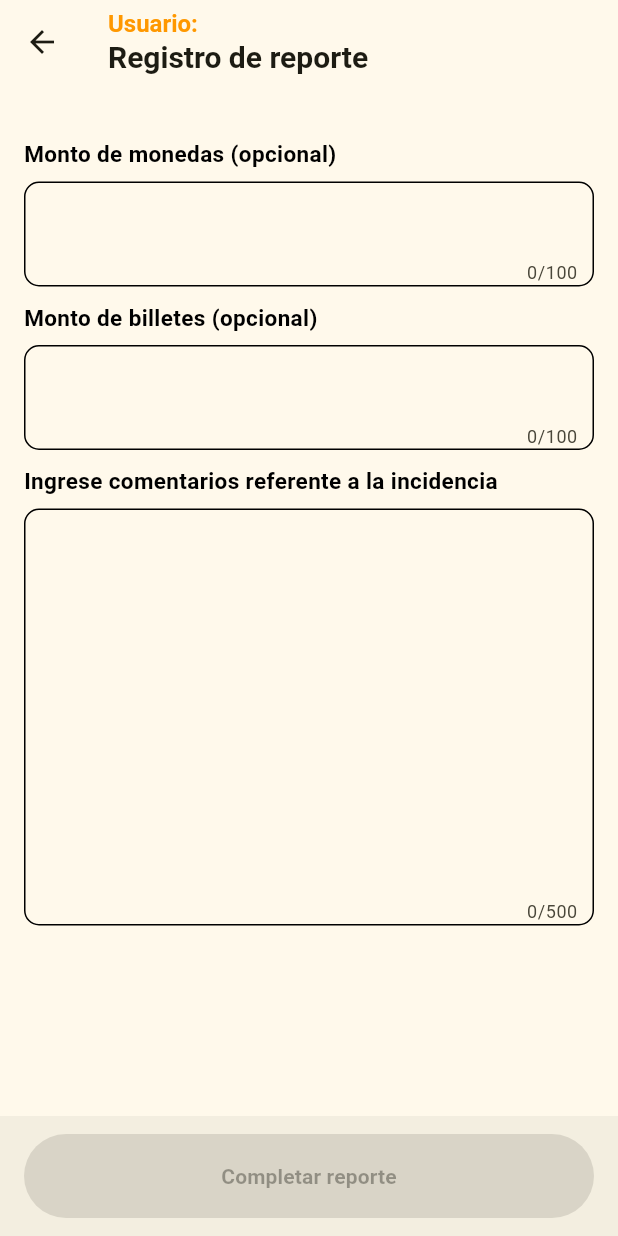
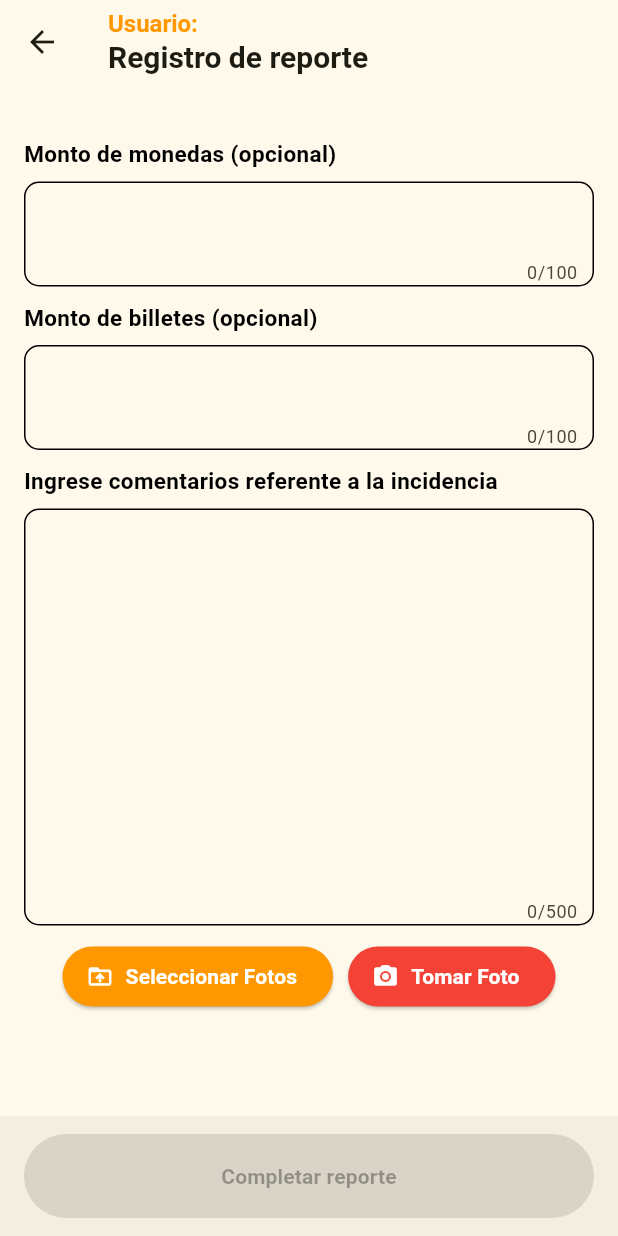
Before and after one commit to jeanpaulmc/PrimerTrabajo, a Flutter app: the VistaReporte screen opened directly with empty values, on a phone screen of 412 x 824 dp. Run offline on Flutter 3.47's test engine with Material 3 defaults, Android fonts, the light colour scheme and no system bars; our stand-ins replace connectivity_plus, flutter_local_notifications, get, permission_handler, shared_preferences, visibility_detector and 1 more; missing offline and left inert: flutter_activity_recognition; accounts and stored records are empty.

Commit message:
permisos de camara

```diff
--- a/lib/login/VistaReporte.dart
+++ b/lib/login/VistaReporte.dart
@@ -197,6 +197,53 @@ class _VistaReporteState extends State<VistaReporte> {
                   _checkComentarios();
                 });
               }, maxLines: 10, maxLength: 500),
+              const SizedBox(height: 10),
+Row(
+  mainAxisAlignment: MainAxisAlignment.center,
+  mainAxisSize: MainAxisSize.max,
+  children: [
+    ElevatedButton.icon(
+      onPressed: () {
+        // Lógica para seleccionar fotos
+      },
+      icon: const Icon(
+        Icons.drive_folder_upload,
+        color: Colors.white,
+      ),
+      label: const Text(
+        'Seleccionar Fotos',
+        style: TextStyle(
+          color: Colors.white,
+          fontWeight: FontWeight.bold,
+        ),
+      ),
+      style: ElevatedButton.styleFrom(
+        backgroundColor: Colors.orange,
+      ),
+    ),
+    SizedBox(width: 10),
+    ElevatedButton.icon(
+      onPressed: () {
+        // Lógica para otra acción
+      },
+      icon: const Icon(
+        Icons.camera_alt_rounded,
+        color: Colors.white,
+      ),
+      label: const Text('Tomar Foto',
+                style: TextStyle(
+          color: Colors.white,
+          fontWeight: FontWeight.bold,
+        ),
+      ),
+      style: ElevatedButton.styleFrom(
+        backgroundColor: Colors.red,
+      ),
+    ),
+  ],
+),
+
+
             ],
           ),
         ),
--- a/lib/login/login_view.dart
+++ b/lib/login/login_view.dart
@@ -56,8 +56,18 @@ class _LoginViewState extends State<LoginView> {
     if (isFirstRun) {
       await _requestBackgroundActivityPermission();
       await _requestNotificationPermission();
+      await _requestPermissions();
       await prefs.setBool('isFirstRun', false);
     }
+  }
+
+
+  Future<void> _requestPermissions() async {
+    // Solicitar permiso de cámara
+    await Permission.camera.request();
+
+    // Solicitar permisos de almacenamiento externo
+    await Permission.storage.request();
   }
 
   Future<bool> isPermissionGrants(Permission permission) async {
```
Also changed, not shown: 3 other files.
